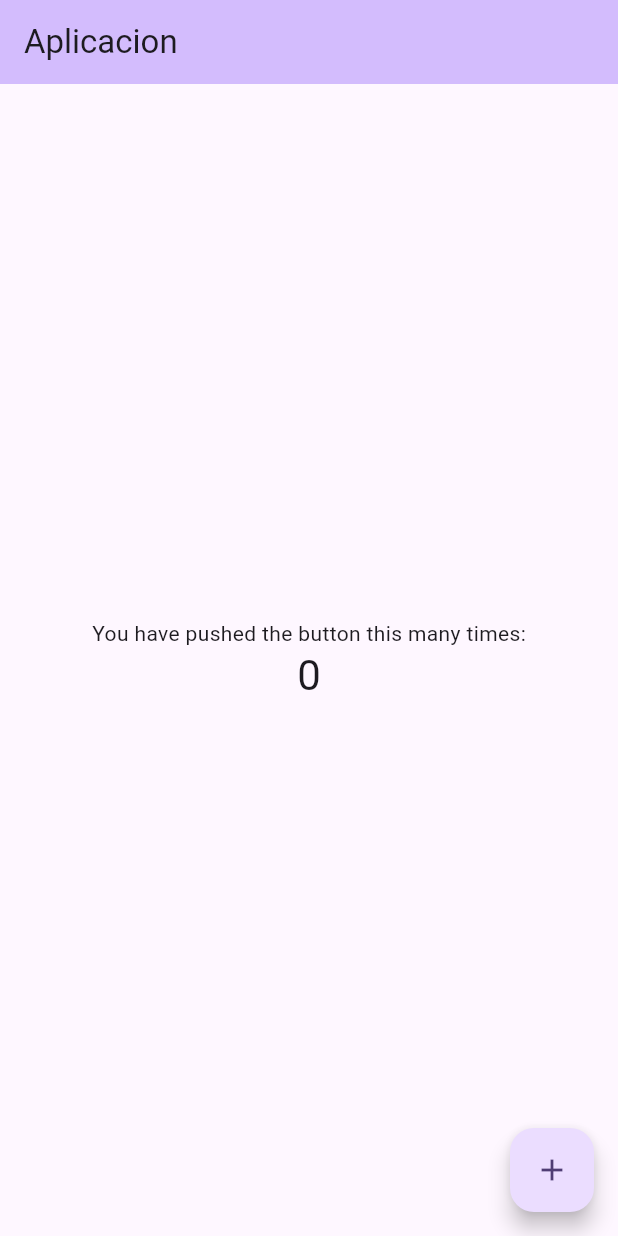
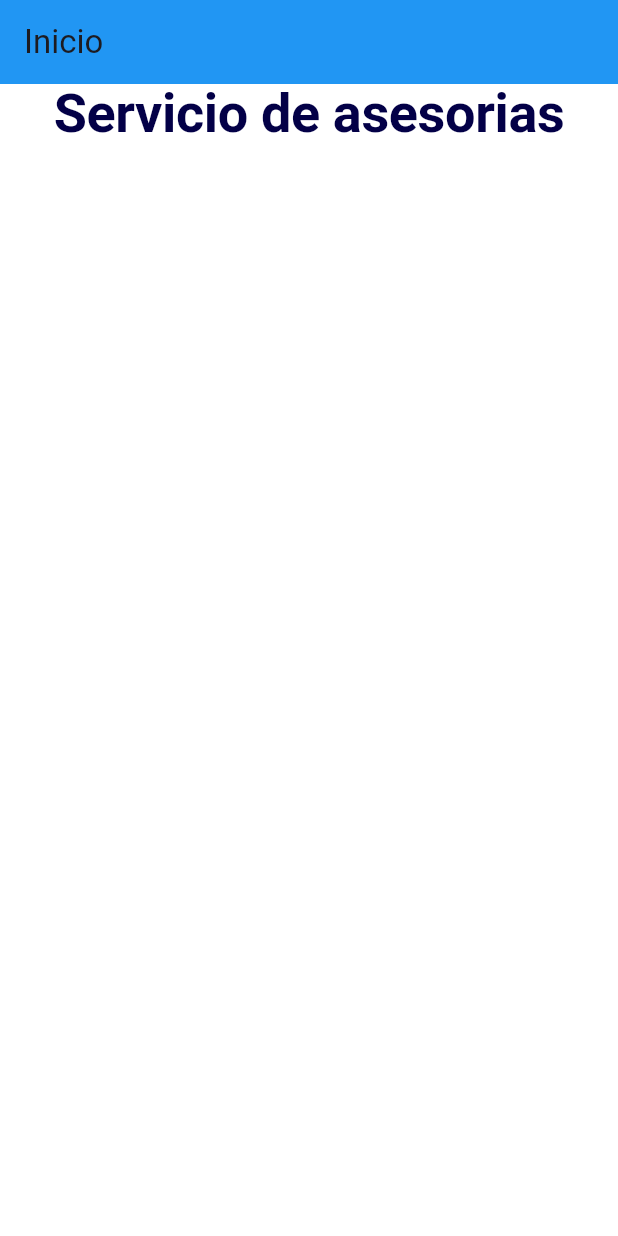
Before and after one commit to Sebastian27007/taller3, a Flutter app: the screen it shows after launch, on a phone screen of 412 x 824 dp. Run offline on Flutter 3.47's test engine with Material 3 defaults, Android fonts, the light colour scheme and no system bars.

Commit message:
Página de inicio(en construcción)

```diff
--- a/lib/main.dart
+++ b/lib/main.dart
@@ -3,123 +3,55 @@ import 'package:flutter/material.dart';
 void main() {
   runApp(const MyApp());
 }
-
 class MyApp extends StatelessWidget {
   const MyApp({super.key});
 
-  // This widget is the root of your application.
   @override
   Widget build(BuildContext context) {
     return MaterialApp(
-      title: 'Flutter Demo',
-      theme: ThemeData(
-        // This is the theme of your application.
-        //
-        // TRY THIS: Try running your application with "flutter run". You'll see
-        // the application has a purple toolbar. Then, without quitting the app,
-        // try changing the seedColor in the colorScheme below to Colors.green
-        // and then invoke "hot reload" (save your changes or press the "hot
-        // reload" button in a Flutter-supported IDE, or press "r" if you used
-        // the command line to start the app).
-        //
-        // Notice that the counter didn't reset back to zero; the application
-        // state is not lost during the reload. To reset the state, use hot
-        // restart instead.
-        //
-        // This works for code too, not just values: Most code changes can be
-        // tested with just a hot reload.
-        colorScheme: ColorScheme.fromSeed(seedColor: Colors.deepPurple),
-        useMaterial3: true,
+      debugShowCheckedModeBanner: false,
+      title: 'Página de inicio',
+      home: Myscreen(),
+        theme: ThemeData(
+          primaryColor: Color(0xFF5F5FFF),
+          textTheme: const TextTheme(
+            headline1: TextStyle(
+              fontSize: 36.0,
+              fontWeight: FontWeight.bold,
+              color: Color(0xFF030047),
+    ),
+            headline2: TextStyle(
+              fontSize: 36.0,
+              fontWeight: FontWeight.bold,
+              color: Color(0xFF5F5FFF),
+           ),
+        ),
       ),
-      home: const MyHomePage(title: 'Aplicacion'),
     );
   }
 }
-
-class MyHomePage extends StatefulWidget {
-  const MyHomePage({super.key, required this.title});
-
-  // This widget is the home page of your application. It is stateful, meaning
-  // that it has a State object (defined below) that contains fields that affect
-  // how it looks.
-
-  // This class is the configuration for the state. It holds the values (in this
-  // case the title) provided by the parent (in this case the App widget) and
-  // used by the build method of the State. Fields in a Widget subclass are
-  // always marked "final".
-
-  final String title;
-
-  @override
-  State<MyHomePage> createState() => _MyHomePageState();
-}
-
-class _MyHomePageState extends State<MyHomePage> {
-  int _counter = 0;
-
-  void _incrementCounter() {
-    setState(() {
-      // This call to setState tells the Flutter framework that something has
-      // changed in this State, which causes it to rerun the build method below
-      // so that the display can reflect the updated values. If we changed
-      // _counter without calling setState(), then the build method would not be
-      // called again, and so nothing would appear to happen.
-      _counter++;
-    });
-  }
-
+class Myscreen extends StatelessWidget{
   @override
   Widget build(BuildContext context) {
-    // This method is rerun every time setState is called, for instance as done
-    // by the _incrementCounter method above.
-    //
-    // The Flutter framework has been optimized to make rerunning build methods
-    // fast, so that you can just rebuild anything that needs updating rather
-    // than having to individually change instances of widgets.
     return Scaffold(
-      appBar: AppBar(
-        // TRY THIS: Try changing the color here to a specific color (to
-        // Colors.amber, perhaps?) and trigger a hot reload to see the AppBar
-        // change color while the other colors stay the same.
-        backgroundColor: Theme.of(context).colorScheme.inversePrimary,
-        // Here we take the value from the MyHomePage object that was created by
-        // the App.build method, and use it to set our appbar title.
-        title: Text(widget.title),
+      appBar:
+      AppBar(
+        title: const Text('Inicio'),
+        backgroundColor: Colors.blue,
       ),
-      body: Center(
-        // Center is a layout widget. It takes a single child and positions it
-        // in the middle of the parent.
+      body: Container(
+        color: Colors.white,
         child: Column(
-          // Column is also a layout widget. It takes a list of children and
-          // arranges them vertically. By default, it sizes itself to fit its
-          // children horizontally, and tries to be as tall as its parent.
-          //
-          // Column has various properties to control how it sizes itself and
-          // how it positions its children. Here we use mainAxisAlignment to
-          // center the children vertically; the main axis here is the vertical
-          // axis because Columns are vertical (the cross axis would be
-          // horizontal).
-          //
-          // TRY THIS: Invoke "debug painting" (choose the "Toggle Debug Paint"
-          // action in the IDE, or press "p" in the console), to see the
-          // wireframe for each widget.
-          mainAxisAlignment: MainAxisAlignment.center,
           children: <Widget>[
-            const Text(
-              'You have pushed the button this many times:',
-            ),
-            Text(
-              '$_counter',
-              style: Theme.of(context).textTheme.headlineMedium,
-            ),
+            SizedBox(
+                width: MediaQuery.of(context).size.width,
+                child: Text('Servicio de asesorias',
+                  textAlign: TextAlign.center,
+                  style: Theme.of(context).textTheme.headline1,)
+            )
           ],
         ),
       ),
-      floatingActionButton: FloatingActionButton(
-        onPressed: _incrementCounter,
-        tooltip: 'Increment',
-        child: const Icon(Icons.add),
-      ), // This trailing comma makes auto-formatting nicer for build methods.
     );
   }
 }
--- a/pubspec.yaml
+++ b/pubspec.yaml
@@ -59,9 +59,8 @@ flutter:
   uses-material-design: true
 
   # To add assets to your application, add an assets section, like this:
-  # assets:
-  #   - images/a_dot_burr.jpeg
-  #   - images/a_dot_ham.jpeg
+  assets:
+    - assets/icons/carpeta1.jpeg
 
   # An image asset can refer to one or more resolution-specific "variants", see
   # https://flutter.dev/assets-and-images/#resolution-aware
```
Also changed, not shown: assets/icons/carpeta1.jpeg (added).
